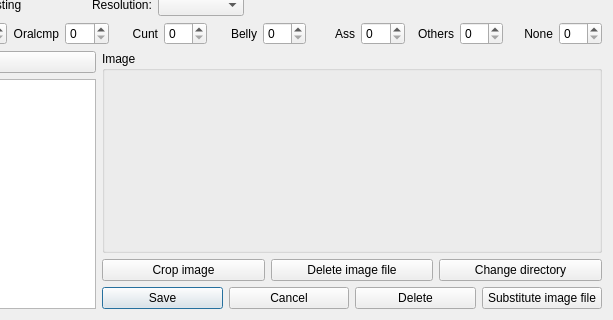
The window that pordb_neu.ui (hwmay/pordb) describes before a commit, drawn with Qt 5; both pictures show x 494 to 1107 and y 196 to 516 of the 1107 by 516 pixel window.
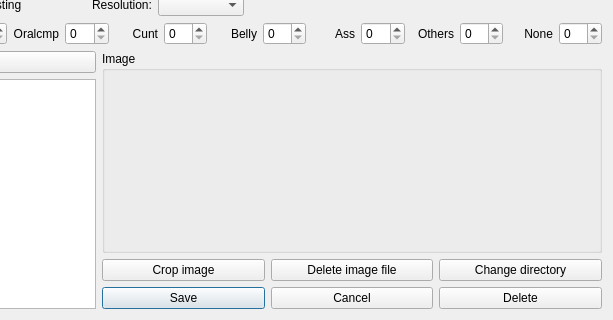
The same window after the commit. Icons and pictures are not drawn.

Commit message: Replacing of images in dialog neu deleted

Patch:
```diff
--- a/pordb_neu.ui
+++ b/pordb_neu.ui
@@ -723,16 +723,6 @@
              </property>
             </widget>
            </item>
-           <item>
-            <widget class="QPushButton" name="pushButtonneuCovertauschen">
-             <property name="whatsThis">
-              <string>Substitute the existing image file through the actual file in working directory</string>
-             </property>
-             <property name="text">
-              <string>Substitute image file</string>
-             </property>
-            </widget>
-           </item>
           </layout>
          </item>
         </layout>
```
The commit also changes 4 other files.
